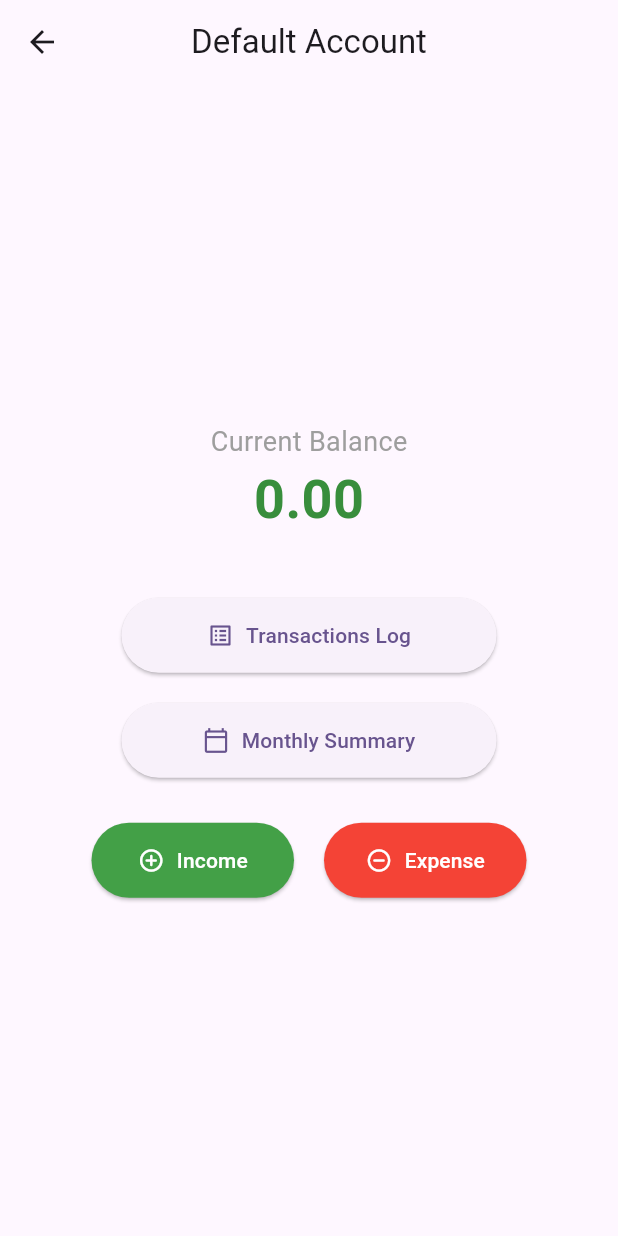
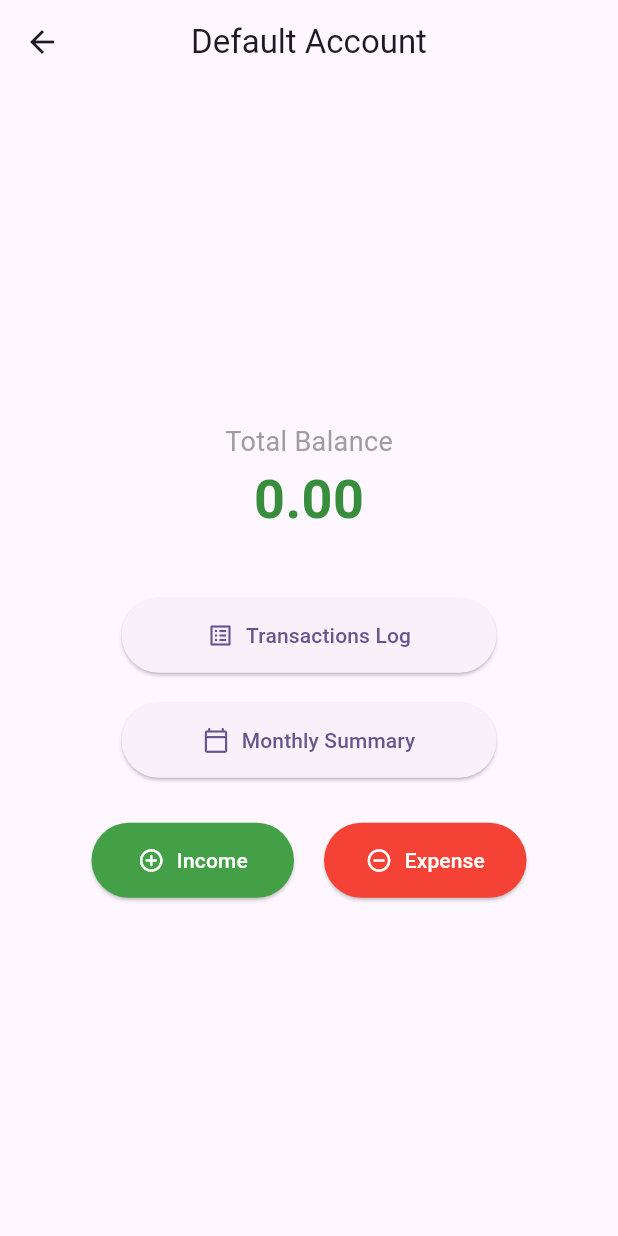
Before and after one commit to Omemo7/Payments-Tracker, a Flutter app: the screen it shows after launch, after a tap on "Default Account", on a phone screen of 412 x 824 dp. Run offline on Flutter 3.47's test engine with Material 3 defaults, Android fonts, the phone set to English and light mode, and no system bars; our stand-ins replace sqflite; accounts and stored records are empty.

Commit message:
fixed version 2 with total balance instead of today's balance for mainScreen and choosAccountScreen balance in account card

```diff
--- a/lib/database/tables/transaction_table.dart
+++ b/lib/database/tables/transaction_table.dart
@@ -56,6 +56,22 @@ class TransactionTable {
     }
     return 0.0;
   }
+
+  /// Get total balance for a specific account
+  static Future<double> getTotalBalanceForAccount(int? accountId) async {
+    final db = await DatabaseHelper.instance.database;
+    final result = await db.rawQuery('''
+      SELECT SUM(amount) as balance
+      FROM $table
+      WHERE accountId = ?
+    ''', [accountId]);
+
+    if (result.isNotEmpty && result.first['balance'] != null) {
+      return result.first['balance'] as double;
+    }
+    return 0.0;
+  }
+
 
   /// Get today's balance
   static Future<double> getTodayBalanceForAccount(int? accountId) async {
--- a/lib/screens/choose_account_screen.dart
+++ b/lib/screens/choose_account_screen.dart
@@ -48,7 +48,7 @@ class _ChooseAccountScreenState extends State<ChooseAccountScreen> {
       double balance = 0.0; // Default balance
       if (account.id != null) {
         try {
-          balance = await TransactionTable.getTodayBalanceForAccount(account.id!);
+          balance = await TransactionTable.getTotalBalanceForAccount(account.id!);
         } catch (e) {
           print("Error fetching balance for account ${account.name} (ID: ${account.id}): $e");
           // Optionally, set a specific error state for this account's balance
--- a/lib/screens/main_screen.dart
+++ b/lib/screens/main_screen.dart
@@ -38,11 +38,11 @@ class MainScreen extends StatefulWidget {
   @override
   State<MainScreen> createState() => _MainScreenState();
 }
-Future<double> getTodayBalanceForChosenAccount(){
-  return TransactionTable.getTodayBalanceForAccount(ChosenAccount().account?.id);
+Future<double> getTotalBalanceForChosenAccount(){
+  return TransactionTable.getTotalBalanceForAccount(ChosenAccount().account?.id);
 }
 class _MainScreenState extends State<MainScreen> {
-  Future<double> _currentBalanceFuture = getTodayBalanceForChosenAccount();
+  Future<double> _currentBalanceFuture = getTotalBalanceForChosenAccount();
 
   @override
   void initState() {
@@ -52,7 +52,7 @@ class _MainScreenState extends State<MainScreen> {
 
   Future<void> _loadBalance() async {
     setState(() {
-      _currentBalanceFuture = getTodayBalanceForChosenAccount();
+      _currentBalanceFuture = getTotalBalanceForChosenAccount();
     });
   }
 
@@ -85,7 +85,7 @@ class _MainScreenState extends State<MainScreen> {
             mainAxisAlignment: MainAxisAlignment.center,
             children: <Widget>[
               const Text(
-                'Current Balance',
+                'Total Balance',
                 style: TextStyle(fontSize: 18, color: Colors.grey),
               ),
               FutureBuilder<double>(
```
